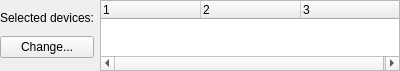
First picture: the form in Editor/guis/DeviceFilterGUI.ui, repository TheFireKahuna/equalizerAPO64, before the edit.
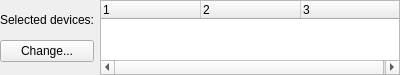
Second picture: the form after the edit.

```diff
--- a/Editor/guis/DeviceFilterGUI.ui
+++ b/Editor/guis/DeviceFilterGUI.ui
@@ -7,7 +7,7 @@
     <x>0</x>
     <y>0</y>
     <width>400</width>
-    <height>71</height>
+    <height>75</height>
    </rect>
   </property>
   <property name="windowTitle">
@@ -85,9 +85,6 @@
        <property name="text">
         <string>Selected devices:</string>
        </property>
-       <property name="wordWrap">
-        <bool>true</bool>
-       </property>
       </widget>
      </item>
      <item>
```
Left out of the diff: 2 changed lines with no effect on the pictures.
